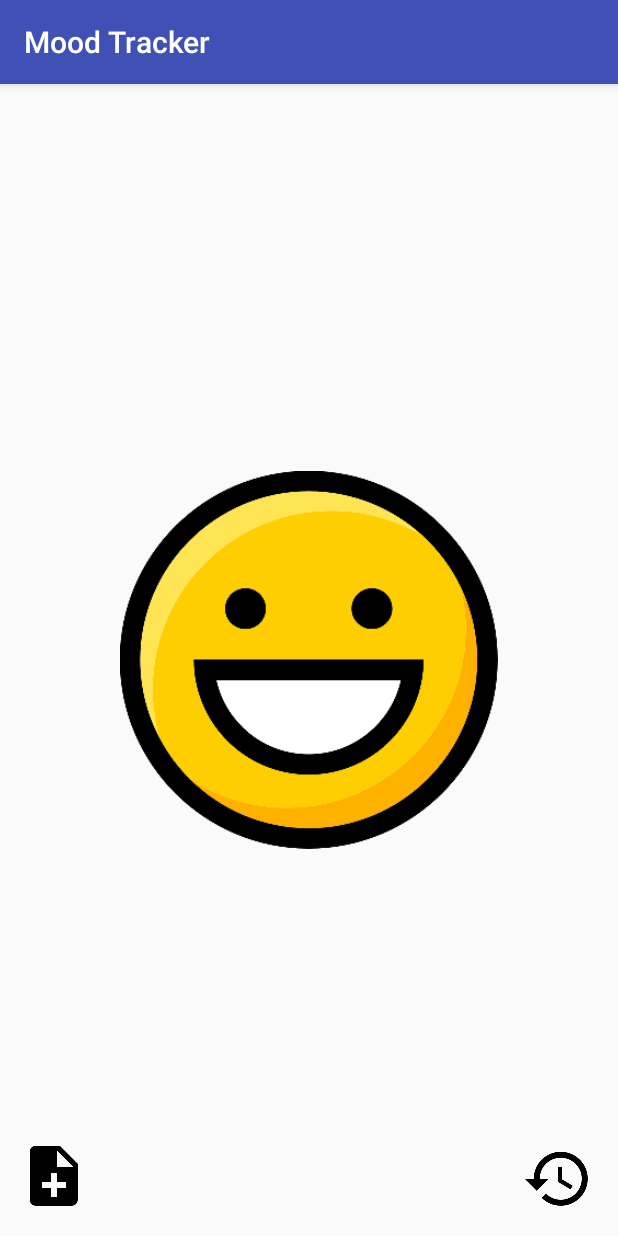
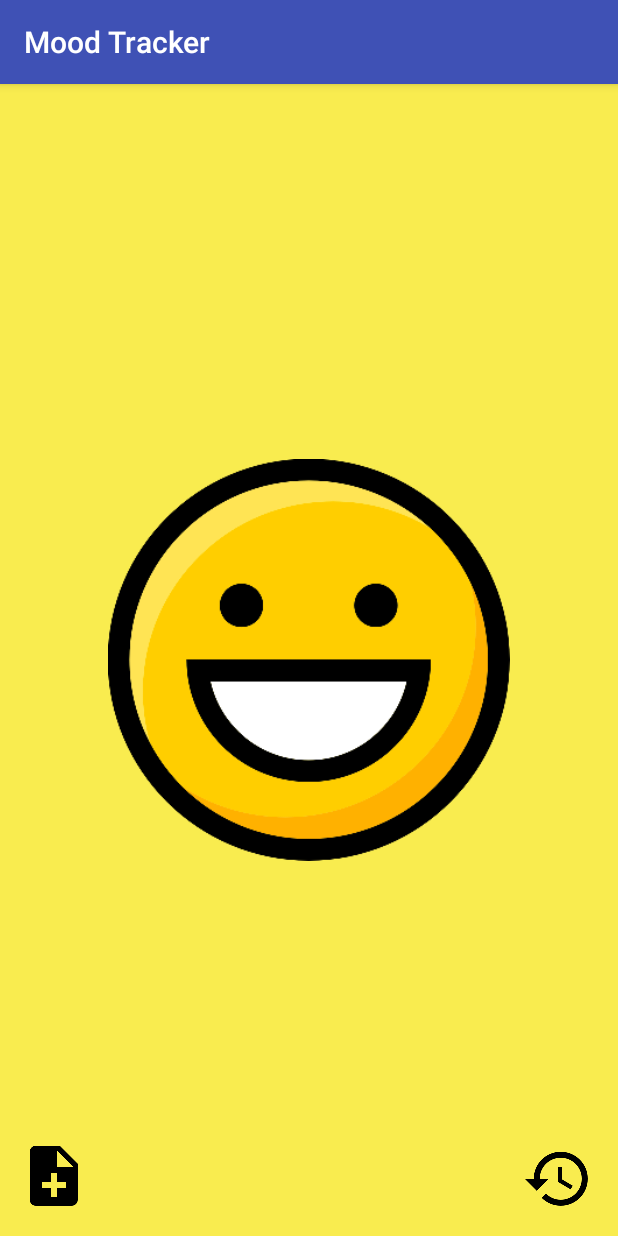
Before and after one commit to gelita/MoodTracker, an Android app: the screen it shows after launch (MainActivity), on a phone screen of 412 x 824 dp. Run offline under Robolectric (Android 15) with nearby library versions, the light colour scheme and no system bars.

Commit message:
updated background color changed programmatically instead of in xml layout file

```diff
--- a/app/src/main/java/com/fanikiosoftware/moodtracker/MainActivity.java
+++ b/app/src/main/java/com/fanikiosoftware/moodtracker/MainActivity.java
@@ -1,7 +1,8 @@
 package com.fanikiosoftware.moodtracker;
 
+import android.os.Bundle;
 import android.support.v7.app.AppCompatActivity;
-import android.os.Bundle;
+import android.view.View;
 import android.widget.ImageView;
 
 public class MainActivity extends AppCompatActivity {
@@ -11,10 +12,14 @@ public class MainActivity extends AppCompatActivity {
     @Override
     protected void onCreate(Bundle savedInstanceState) {
         super.onCreate(savedInstanceState);
+        setActivityBackgroundColor(R.color.banana_yellow);
         setContentView(R.layout.activity_main);
         ivMood = findViewById(R.id.ivMood);
         ivMood.setImageResource(R.drawable.great_mood);
-//        ivGreat = findViewById(R.id.ivGreat);
-//        ivGreat.setImageResource(R.drawable.great_mood);
+    }
+
+    public void setActivityBackgroundColor(int color) {
+        View view = this.getWindow().getDecorView();
+        view.setBackgroundResource(color);
     }
 }
--- a/app/src/main/res/layout/activity_main.xml
+++ b/app/src/main/res/layout/activity_main.xml
@@ -10,9 +10,9 @@
         android:layout_height="match_parent"
         android:layout_gravity="center"
         android:contentDescription="@string/great_desc"
-        android:paddingLeft="80dp"
+        android:paddingLeft="40dp"
         android:paddingTop="250dp"
-        android:paddingRight="80dp"
+        android:paddingRight="40dp"
         android:paddingBottom="250dp"
         android:src="@drawable/great_mood" />
 
@@ -42,67 +42,4 @@
         android:contentDescription="@string/button_view_history"
         android:src="@drawable/ic_history_black" />
 
-    <!--<ScrollView xmlns:android="http://schemas.android.com/apk/res/android"-->
-    <!--android:layout_width="wrap_content"-->
-    <!--android:layout_height="wrap_content"-->
-    <!--android:fillViewport="true">-->
-
-    <!--<LinearLayout-->
-    <!--android:layout_width="match_parent"-->
-    <!--android:layout_height="wrap_content"-->
-    <!--android:orientation="vertical">-->
-
-    <!--<ImageView-->
-    <!--android:id="@+id/ivGood"-->
-    <!--android:layout_width="match_parent"-->
-    <!--android:layout_height="match_parent"-->
-    <!--android:layout_gravity="center"-->
-    <!--android:background="@android:color/holo_green_light"-->
-    <!--android:contentDescription="@string/good_desc"-->
-    <!--android:paddingLeft="100dp"-->
-    <!--android:paddingTop="250dp"-->
-    <!--android:paddingRight="100dp"-->
-    <!--android:paddingBottom="250dp"-->
-    <!--android:src="@drawable/good_mood" />-->
-
-    <!--<ImageView-->
-    <!--android:id="@+id/ivDecent"-->
-    <!--android:layout_width="match_parent"-->
-    <!--android:layout_height="match_parent"-->
-    <!--android:layout_gravity="center"-->
-    <!--android:background="@color/cornflower_blue_65"-->
-    <!--android:contentDescription="@string/decent_desc"-->
-    <!--android:paddingLeft="100dp"-->
-    <!--android:paddingTop="250dp"-->
-    <!--android:paddingRight="100dp"-->
-    <!--android:paddingBottom="250dp"-->
-    <!--android:src="@drawable/decent_mood" />-->
-
-    <!--<ImageView-->
-    <!--android:id="@+id/ivBad"-->
-    <!--android:layout_width="match_parent"-->
-    <!--android:layout_height="match_parent"-->
-    <!--android:layout_gravity="center"-->
-    <!--android:background="@color/warm_grey"-->
-    <!--android:contentDescription="@string/bad_desc"-->
-    <!--android:paddingLeft="100dp"-->
-    <!--android:paddingTop="250dp"-->
-    <!--android:paddingRight="100dp"-->
-    <!--android:paddingBottom="250dp"-->
-    <!--android:src="@drawable/bad_mood" />-->
-
-    <!--<ImageView-->
-    <!--android:id="@+id/ivSad"-->
-    <!--android:layout_width="match_parent"-->
-    <!--android:layout_height="match_parent"-->
-    <!--android:layout_gravity="center"-->
-    <!--android:background="@color/faded_red"-->
-    <!--android:contentDescription="@string/sad_desc"-->
-    <!--android:paddingLeft="100dp"-->
-    <!--android:paddingTop="250dp"-->
-    <!--android:paddingRight="100dp"-->
-    <!--android:paddingBottom="250dp"-->
-    <!--&lt;!&ndash;android:src="@drawable/sad_mood" />&ndash;&gt;-->
-    <!--</LinearLayout>-->
-    <!--</ScrollView>   -->
 </RelativeLayout>
```
